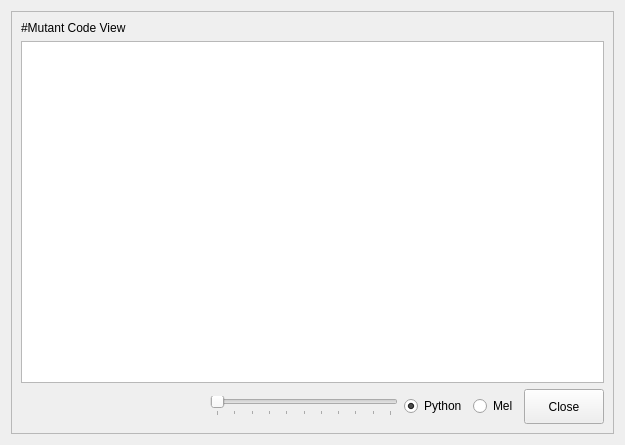
Old version of the form UI/codeReader.ui in the repository RenderDeMartes/Mutant_Tools.
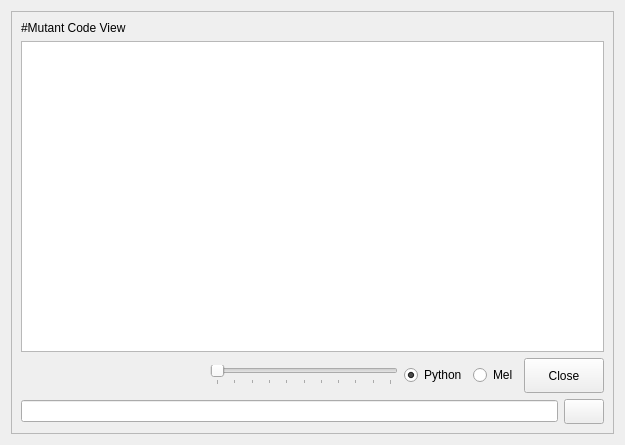
New version of the form. Icons and pictures are not drawn.

Diff of the .ui file:
```diff
--- a/UI/codeReader.ui
+++ b/UI/codeReader.ui
@@ -743,6 +743,33 @@
          </property>
         </widget>
        </item>
+       <item row="4" column="0">
+        <layout class="QHBoxLayout" name="horizontalLayout_2">
+         <property name="topMargin">
+          <number>0</number>
+         </property>
+         <item>
+          <widget class="QLineEdit" name="path_ui">
+           <property name="readOnly">
+            <bool>true</bool>
+           </property>
+          </widget>
+         </item>
+         <item>
+          <widget class="QPushButton" name="explorer">
+           <property name="minimumSize">
+            <size>
+             <width>25</width>
+             <height>25</height>
+            </size>
+           </property>
+           <property name="text">
+            <string/>
+           </property>
+          </widget>
+         </item>
+        </layout>
+       </item>
       </layout>
      </widget>
     </widget>
```
Left out of the diff: 14 changed lines with no effect on the pictures.
